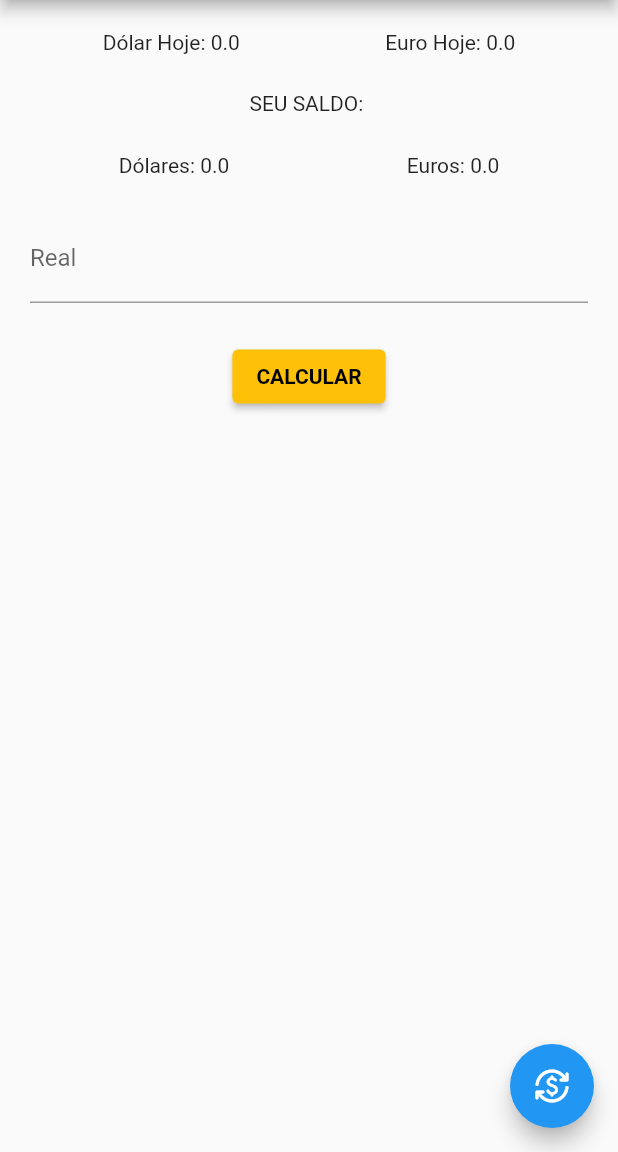
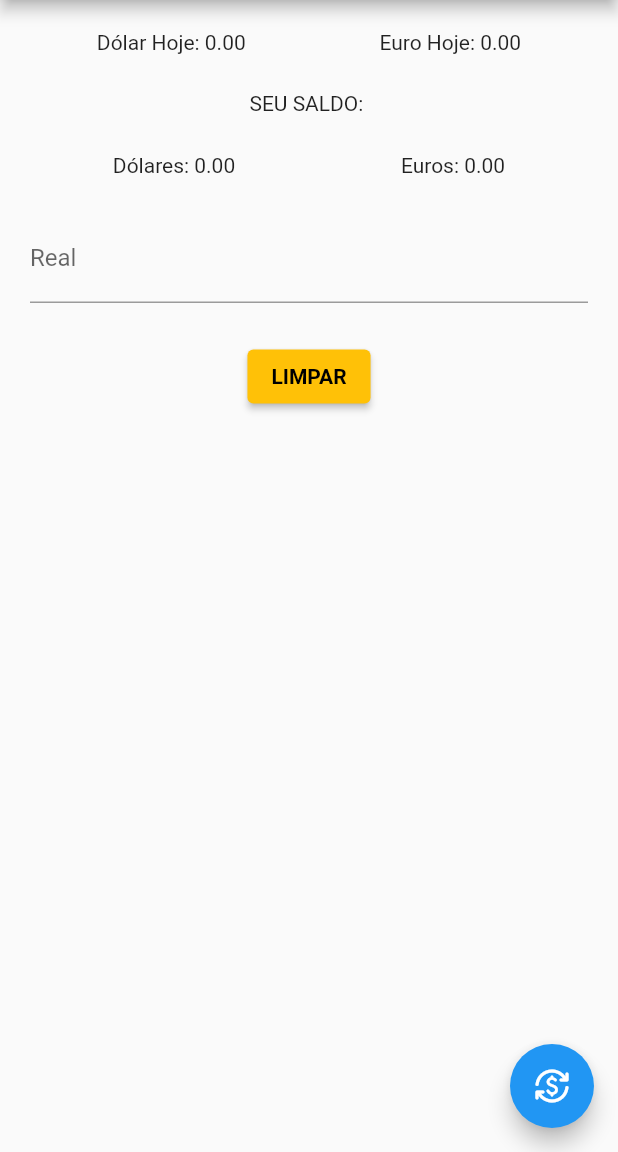
Before and after one commit to rodriguesJeff/curso_flutter_ifpe, a Flutter app: the screen it shows after launch, on a phone screen of 412 x 824 dp, the part 84-1236 px from its top. Run offline on Flutter 3.47's test engine with Material 2 defaults, Android fonts, the phone set to English and light mode, and no system bars.

Commit message:
Finalized app

```diff
--- a/lib/src/pages/home_page.dart
+++ b/lib/src/pages/home_page.dart
@@ -82,8 +82,8 @@ class _HomePageState extends State<HomePage> {
               Row(
                 mainAxisAlignment: MainAxisAlignment.spaceAround,
                 children: [
-                  Text('Dólar Hoje: ${dollarCotacao.toStringAsPrecision(2)}'),
-                  Text('Euro Hoje: ${euroCotacao.toStringAsPrecision(2)}'),
+                  Text('Dólar Hoje: ${dollarCotacao.toStringAsFixed(2)}'),
+                  Text('Euro Hoje: ${euroCotacao.toStringAsFixed(2)}'),
                 ],
               ),
               const SizedBox(height: 25.0),
@@ -92,8 +92,8 @@ class _HomePageState extends State<HomePage> {
               Row(
                 mainAxisAlignment: MainAxisAlignment.spaceAround,
                 children: [
-                  Text('Dólares: ${dollarTotal.toStringAsPrecision(2)}'),
-                  Text('Euros: ${euroTotal.toStringAsPrecision(2)}'),
+                  Text('Dólares: ${dollarTotal.toStringAsFixed(2)}'),
+                  Text('Euros: ${euroTotal.toStringAsFixed(2)}'),
                 ],
               ),
               const SizedBox(height: 25.0),
@@ -105,7 +105,7 @@ class _HomePageState extends State<HomePage> {
                       dollarTotal =
                           double.tryParse(realController.text)! * dollarCotacao;
                       euroTotal =
-                          double.tryParse(euroController.text)! * euroCotacao;
+                          double.tryParse(realController.text)! * euroCotacao;
                     }
                   });
                 },
@@ -116,14 +116,22 @@ class _HomePageState extends State<HomePage> {
               ),
               const SizedBox(height: 25.0),
               ElevatedButton(
-                onPressed: () {},
+                onPressed: () {
+                  setState(() {
+                    dollarController.clear();
+                    euroController.clear();
+                    realController.clear();
+                    dollarTotal = 0.0;
+                    euroTotal = 0.0;
+                  });
+                },
                 style: const ButtonStyle().copyWith(
                   backgroundColor: MaterialStateProperty.all(
                     Colors.amber,
                   ),
                 ),
                 child: const Text(
-                  'CALCULAR',
+                  'LIMPAR',
                   style: TextStyle(
                     color: Colors.black,
                     fontWeight: FontWeight.bold,
```
